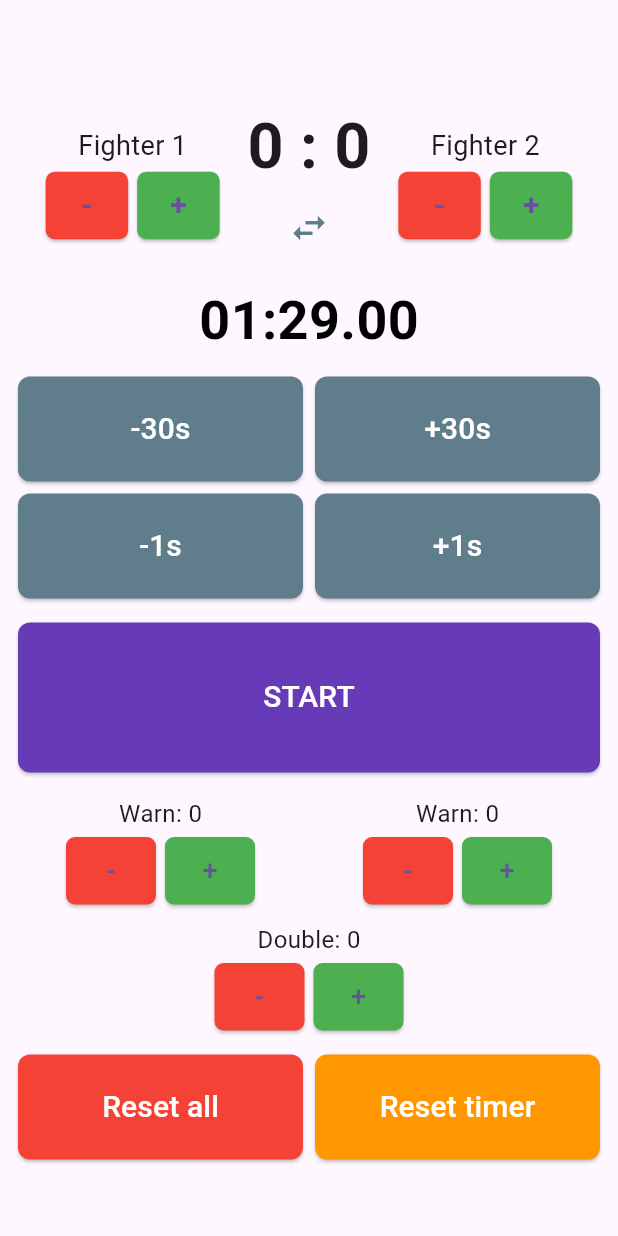
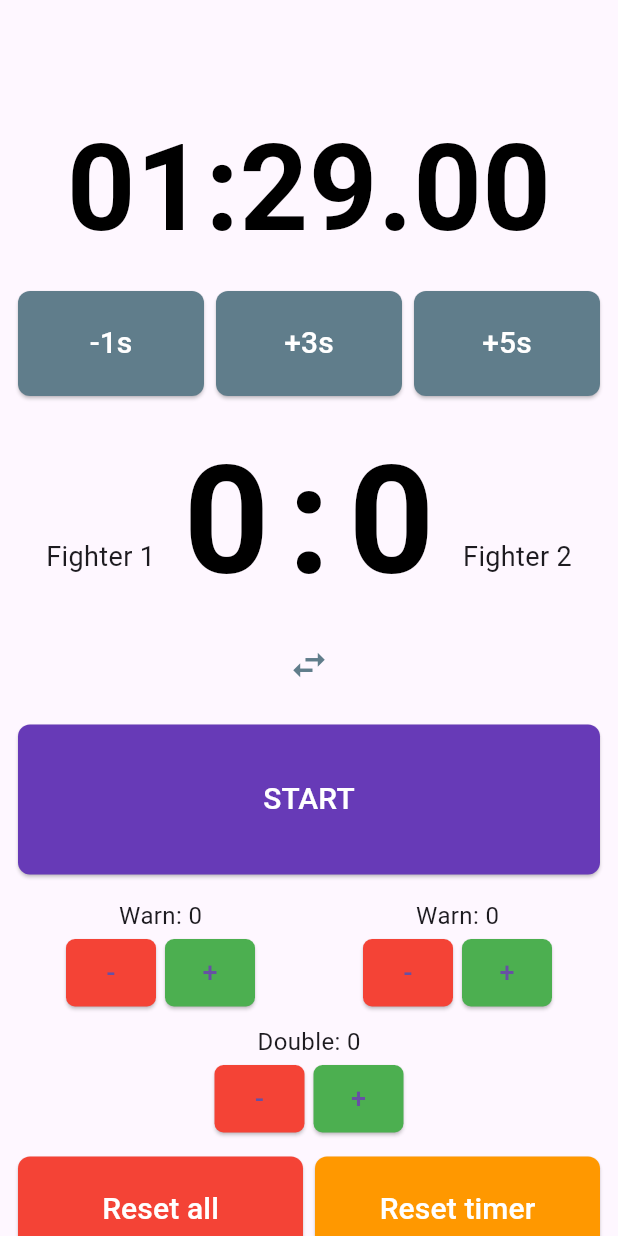
Before and after one commit to kstepanovdev/gdf_hema_timer, a Flutter app: the screen it shows after launch, after a tap on "-1s", on a phone screen of 412 x 824 dp. Run offline on Flutter 3.47's test engine with Material 3 defaults, Android fonts, the phone set to English and light mode, and no system bars; Roboto replaces fonts that are missing (RobotoMono).

Commit message:
UX fixes

```diff
--- a/lib/pages/score_page.dart
+++ b/lib/pages/score_page.dart
@@ -1,5 +1,6 @@
 import 'dart:async';
 import 'package:flutter/material.dart';
+import 'package:hema_scoring_machine/widgets/score_display.dart';
 
 import '../widgets/big_button.dart';
 import '../widgets/score_board.dart';
@@ -97,9 +98,21 @@ class _ScorePageState extends State<ScorePage> {
             child: Column(
               mainAxisAlignment: MainAxisAlignment.center,
               children: [
-                TimerDisplay(time: formatTime(timer), color: Colors.white),
+                ScoreDisplay(
+                  leftScore: leftScore,
+                  rightScore: rightScore,
+                  color: Colors.white,
+                  onLeftTap: () => {},
+                  onRightTap: () => {},
+                ),
+                TimerDisplay(color: Colors.white, time: formatTime(timer)),
+
                 const SizedBox(height: 20),
-                BigButton(label: "Stop", color: Colors.red, onPressed: stopTimer),
+                BigButton(
+                  label: "Stop",
+                  color: Colors.red,
+                  onPressed: stopTimer,
+                ),
               ],
             ),
           ),
@@ -113,6 +126,90 @@ class _ScorePageState extends State<ScorePage> {
         padding: const EdgeInsets.all(12),
         child: Column(
           children: [
+            /// Timer display
+            TimerDisplay(
+              time: formatTime(timer),
+              onDoubleTap: () async {
+                final newTime = await showDialog<Duration>(
+                  context: context,
+                  builder: (context) {
+                    final minutesController = TextEditingController();
+                    final secondsController = TextEditingController();
+                    return AlertDialog(
+                      title: const Text("Set Custom Time"),
+                      content: Row(
+                        children: [
+                          Expanded(
+                            child: TextField(
+                              controller: minutesController,
+                              keyboardType: TextInputType.number,
+                              decoration: const InputDecoration(
+                                labelText: "Minutes",
+                              ),
+                            ),
+                          ),
+                          const SizedBox(width: 12),
+                          Expanded(
+                            child: TextField(
+                              controller: secondsController,
+                              keyboardType: TextInputType.number,
+                              decoration: const InputDecoration(
+                                labelText: "Seconds",
+                              ),
+                            ),
+                          ),
+                        ],
+                      ),
+                      actions: [
+                        TextButton(
+                          onPressed: () => Navigator.pop(context),
+                          child: const Text("Cancel"),
+                        ),
+                        ElevatedButton(
+                          onPressed: () {
+                            final min =
+                                int.tryParse(minutesController.text) ?? 0;
+                            final sec =
+                                int.tryParse(secondsController.text) ?? 0;
+                            Navigator.pop(
+                              context,
+                              Duration(minutes: min, seconds: sec),
+                            );
+                          },
+                          child: const Text("Set"),
+                        ),
+                      ],
+                    );
+                  },
+                );
+
+                if (newTime != null) {
+                  setState(() {
+                    timer = newTime;
+                  });
+                }
+              },
+            ),
+
+            const SizedBox(height: 12),
+
+            /// Time control
+            TimeControl(
+              onMinus1: () => setState(() {
+                if (timer > const Duration(seconds: 1)) {
+                  timer -= const Duration(seconds: 1);
+                } else {
+                  timer = Duration.zero;
+                }
+              }),
+              onPlus3: () =>
+                  setState(() => timer += const Duration(seconds: 3)),
+              onPlus5: () =>
+                  setState(() => timer += const Duration(seconds: 5)),
+            ),
+
+            const SizedBox(height: 12),
+
             /// Scoreboard with swap fighters icon
             ScoreBoard(
               leftName: leftName,
@@ -127,37 +224,8 @@ class _ScorePageState extends State<ScorePage> {
               onRightMinus: () => setState(() {
                 if (rightScore > 0) rightScore--;
               }),
-              swapFighters: swapFighters, // 👈 pass small button action
+              swapFighters: swapFighters,
             ),
-
-            const SizedBox(height: 12),
-
-            /// Timer display
-            TimerDisplay(time: formatTime(timer)),
-
-            const SizedBox(height: 12),
-
-            /// Time control
-            TimeControl(
-              onMinus30: () => setState(() {
-                if (timer > const Duration(seconds: 30)) {
-                  timer -= const Duration(seconds: 30);
-                } else {
-                  timer = Duration.zero;
-                }
-              }),
-              onPlus30: () => setState(() => timer += const Duration(seconds: 30)),
-              onMinus1: () => setState(() {
-                if (timer > const Duration(seconds: 1)) {
-                  timer -= const Duration(seconds: 1);
-                } else {
-                  timer = Duration.zero;
-                }
-              }),
-              onPlus1: () => setState(() => timer += const Duration(seconds: 1)),
-            ),
-
-
 
             const SizedBox(height: 16),
 
@@ -198,9 +266,21 @@ class _ScorePageState extends State<ScorePage> {
             /// Reset all + Reset timer
             Row(
               children: [
-                Expanded(child: BigButton(label: "Reset all", color: Colors.red, onPressed: resetAll)),
+                Expanded(
+                  child: BigButton(
+                    label: "Reset all",
+                    color: Colors.red,
+                    onPressed: resetAll,
+                  ),
+                ),
                 const SizedBox(width: 8),
-                Expanded(child: BigButton(label: "Reset timer", color: Colors.orange, onPressed: resetTimer)),
+                Expanded(
+                  child: BigButton(
+                    label: "Reset timer",
+                    color: Colors.orange,
+                    onPressed: resetTimer,
+                  ),
+                ),
               ],
             ),
           ],
--- a/lib/widgets/score_board.dart
+++ b/lib/widgets/score_board.dart
@@ -1,4 +1,5 @@
 import 'package:flutter/material.dart';
+import 'package:hema_scoring_machine/widgets/score_display.dart';
 
 class ScoreBoard extends StatelessWidget {
   final String leftName;
@@ -32,33 +33,29 @@ class ScoreBoard extends StatelessWidget {
         /// Left fighter
         Expanded(
           child: Column(
-            children: [
-              Text(leftName, style: const TextStyle(fontSize: 18)),
-              const SizedBox(height: 4),
-              Row(
-                mainAxisAlignment: MainAxisAlignment.center,
-                children: [
-                  scoreButton("-", Colors.red, onLeftMinus),
-                  const SizedBox(width: 6),
-                  scoreButton("+", Colors.green, onLeftPlus),
-                ],
-              ),
-            ],
+            mainAxisAlignment: MainAxisAlignment.center,
+            children: [Text(leftName, style: const TextStyle(fontSize: 18))],
           ),
         ),
 
         /// Middle: score + swap fighters
         Column(
           children: [
-            Text(
-              "$leftScore : $rightScore",
-              style: const TextStyle(
-                fontSize: 42,
-                fontWeight: FontWeight.bold,
-              ),
+            ScoreDisplay(
+              leftScore: leftScore,
+              rightScore: rightScore,
+              color: Colors.black,
+              onLeftTap: onLeftPlus,
+              onLeftDoubleTap: onLeftMinus,
+              onRightTap: onRightPlus,
+              onRightDoubleTap: onRightMinus,
             ),
             IconButton(
-              icon: const Icon(Icons.swap_horiz, size: 28, color: Colors.blueGrey),
+              icon: const Icon(
+                Icons.swap_horiz,
+                size: 28,
+                color: Colors.blueGrey,
+              ),
               onPressed: swapFighters,
             ),
           ],
@@ -67,18 +64,8 @@ class ScoreBoard extends StatelessWidget {
         /// Right fighter
         Expanded(
           child: Column(
-            children: [
-              Text(rightName, style: const TextStyle(fontSize: 18)),
-              const SizedBox(height: 4),
-              Row(
-                mainAxisAlignment: MainAxisAlignment.center,
-                children: [
-                  scoreButton("-", Colors.red, onRightMinus),
-                  const SizedBox(width: 6),
-                  scoreButton("+", Colors.green, onRightPlus),
-                ],
-              ),
-            ],
+            mainAxisAlignment: MainAxisAlignment.center,
+            children: [Text(rightName, style: const TextStyle(fontSize: 18))],
           ),
         ),
       ],
@@ -93,9 +80,7 @@ class ScoreBoard extends StatelessWidget {
         style: ElevatedButton.styleFrom(
           backgroundColor: color,
           padding: EdgeInsets.zero,
-          shape: RoundedRectangleBorder(
-            borderRadius: BorderRadius.circular(6),
-          ),
+          shape: RoundedRectangleBorder(borderRadius: BorderRadius.circular(6)),
         ),
         onPressed: onPressed,
         child: Text(
--- /dev/null
+++ b/lib/widgets/score_display.dart
@@ -0,0 +1,73 @@
+import 'package:flutter/material.dart';
+
+class ScoreDisplay extends StatelessWidget {
+  final int leftScore;
+  final int rightScore;
+  final Color color;
+
+  final VoidCallback onLeftTap;
+  final VoidCallback onRightTap;
+  final VoidCallback? onLeftDoubleTap;
+  final VoidCallback? onRightDoubleTap;
+
+  const ScoreDisplay({
+    super.key,
+    required this.leftScore,
+    required this.rightScore,
+    required this.onLeftTap,
+    required this.onRightTap,
+    this.onLeftDoubleTap,
+    this.onRightDoubleTap,
+    this.color = Colors.white,
+  });
+
+  @override
+  Widget build(BuildContext context) {
+    return Row(
+      mainAxisAlignment: MainAxisAlignment.center,
+      crossAxisAlignment: CrossAxisAlignment.end,
+      children: [
+        /// Left score (tap = increment, double tap = decrement)
+        GestureDetector(
+          onTap: onLeftTap,
+          onDoubleTap: onLeftDoubleTap,
+          child: Text(
+            "$leftScore",
+            style: TextStyle(
+              fontSize: 100,
+              fontWeight: FontWeight.bold,
+              color: color,
+            ),
+          ),
+        ),
+
+        /// Separator :
+        Padding(
+          padding: const EdgeInsets.symmetric(horizontal: 12),
+          child: Text(
+            ":",
+            style: TextStyle(
+              fontSize: 100,
+              fontWeight: FontWeight.bold,
+              color: color,
+            ),
+          ),
+        ),
+
+        /// Right score (tap = increment, double tap = decrement)
+        GestureDetector(
+          onTap: onRightTap,
+          onDoubleTap: onRightDoubleTap,
+          child: Text(
+            "$rightScore",
+            style: TextStyle(
+              fontSize: 100,
+              fontWeight: FontWeight.bold,
+              color: color,
+            ),
+          ),
+        ),
+      ],
+    );
+  }
+}
--- a/lib/widgets/time_control.dart
+++ b/lib/widgets/time_control.dart
@@ -2,17 +2,15 @@ import 'package:flutter/material.dart';
 import 'big_button.dart';
 
 class TimeControl extends StatelessWidget {
-  final VoidCallback onMinus30;
-  final VoidCallback onPlus30;
   final VoidCallback onMinus1;
-  final VoidCallback onPlus1;
+  final VoidCallback onPlus3;
+  final VoidCallback onPlus5;
 
   const TimeControl({
     super.key,
-    required this.onMinus30,
-    required this.onPlus30,
     required this.onMinus1,
-    required this.onPlus1,
+    required this.onPlus3,
+    required this.onPlus5,
   });
 
   @override
@@ -21,17 +19,29 @@ class TimeControl extends StatelessWidget {
       children: [
         Row(
           children: [
-            Expanded(child: BigButton(label: "-30s", color: Colors.blueGrey, onPressed: onMinus30)),
+            Expanded(
+              child: BigButton(
+                label: "-1s",
+                color: Colors.blueGrey,
+                onPressed: onMinus1,
+              ),
+            ),
             const SizedBox(width: 8),
-            Expanded(child: BigButton(label: "+30s", color: Colors.blueGrey, onPressed: onPlus30)),
-          ],
-        ),
-        const SizedBox(height: 8),
-        Row(
-          children: [
-            Expanded(child: BigButton(label: "-1s", color: Colors.blueGrey, onPressed: onMinus1)),
+            Expanded(
+              child: BigButton(
+                label: "+3s",
+                color: Colors.blueGrey,
+                onPressed: onPlus3,
+              ),
+            ),
             const SizedBox(width: 8),
-            Expanded(child: BigButton(label: "+1s", color: Colors.blueGrey, onPressed: onPlus1)),
+            Expanded(
+              child: BigButton(
+                label: "+5s",
+                color: Colors.blueGrey,
+                onPressed: onPlus5,
+              ),
+            ),
           ],
         ),
       ],
--- a/lib/widgets/timer_display.dart
+++ b/lib/widgets/timer_display.dart
@@ -3,18 +3,27 @@ import 'package:flutter/material.dart';
 class TimerDisplay extends StatelessWidget {
   final String time;
   final Color color;
+  final VoidCallback? onDoubleTap;
 
-  const TimerDisplay({super.key, required this.time, this.color = Colors.black});
+  const TimerDisplay({
+    super.key,
+    required this.time,
+    this.color = Colors.black,
+    this.onDoubleTap,
+  });
 
   @override
   Widget build(BuildContext context) {
-    return Text(
-      time,
-      style: TextStyle(
-        fontSize: 36,
-        fontWeight: FontWeight.bold,
-        fontFamily: 'RobotoMono',
-        color: color,
+    return GestureDetector(
+      onDoubleTap: onDoubleTap,
+      child: Text(
+        time,
+        style: TextStyle(
+          fontSize: 80,
+          fontWeight: FontWeight.bold,
+          fontFamily: 'RobotoMono',
+          color: color,
+        ),
       ),
     );
   }
```
Also changed, not shown: lib/widgets/score_controls.dart (deleted, +0 -61 lines).
